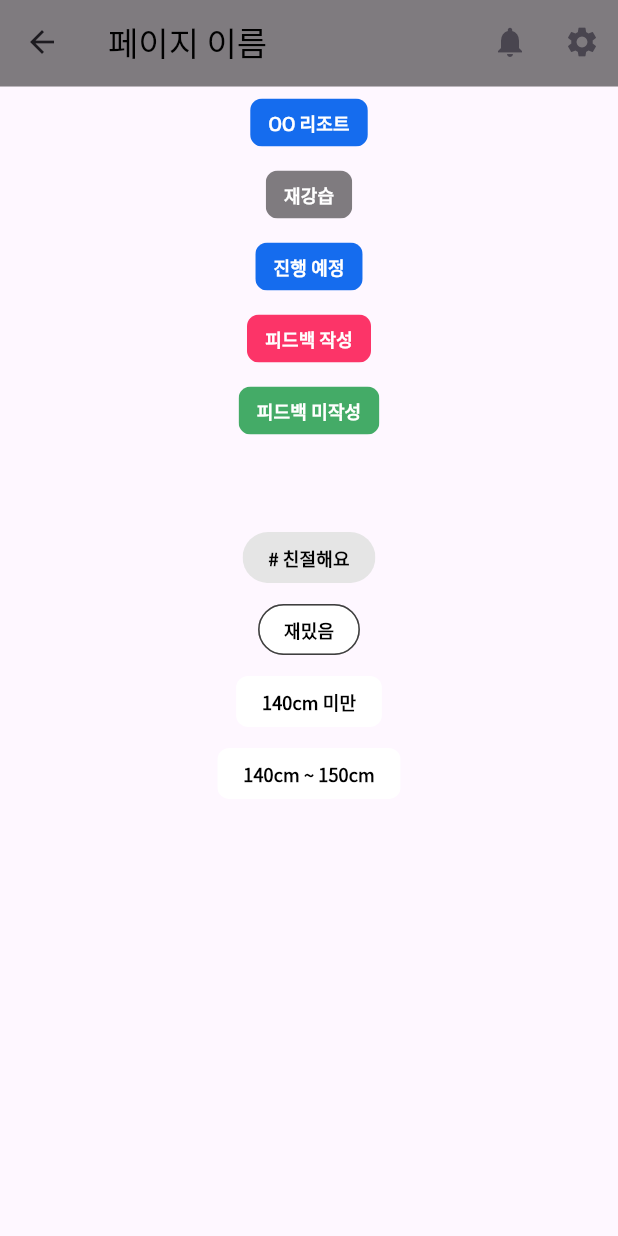
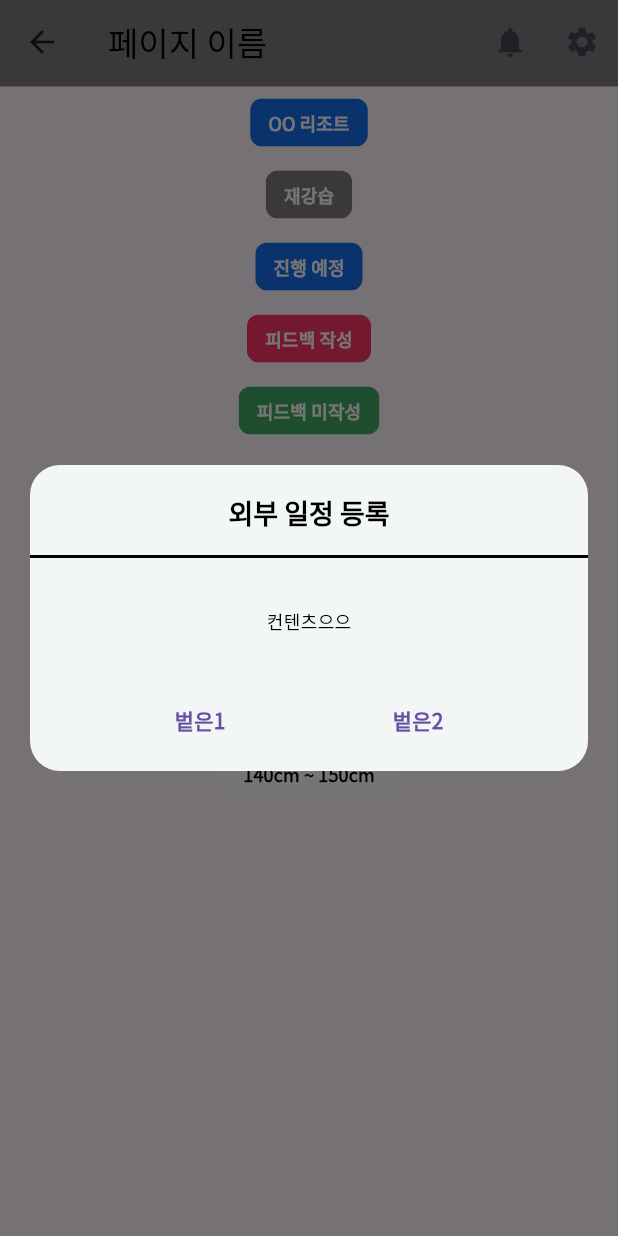
Before and after one commit to jason9865/go-ski, a Flutter app: the screen it shows after launch, after a tap on the "notifications" icon, on a phone screen of 412 x 824 dp. Run offline on Flutter 3.47's test engine with Material 3 defaults, Android fonts, the phone set to English and light mode, and no system bars; our stand-ins replace get, logger.

Commit message:
:sparkles: Feat : feat modal

```diff
--- a/goski_instructor/lib/ui/component/custom_modal.dart
+++ b/goski_instructor/lib/ui/component/custom_modal.dart
@@ -0,0 +1,72 @@
+import 'package:flutter/material.dart';
+import 'package:goski_instructor/const/color.dart';
+
+class CustomModal extends StatelessWidget {
+  final String title;
+  final Widget content;
+  final VoidCallback onConfirm;
+
+  const CustomModal({
+    super.key,
+    required this.title,
+    required this.content,
+    required this.onConfirm,
+  });
+
+  @override
+  Widget build(BuildContext context) {
+    return AlertDialog(
+      shape: RoundedRectangleBorder(
+        borderRadius: BorderRadius.circular(20.0),
+      ),
+      // contentPadding: const EdgeInsets.all(5.0),
+      insetPadding: const EdgeInsets.all(20.0),
+      titlePadding: const EdgeInsets.symmetric(vertical: 10.0),
+      actionsPadding: const EdgeInsets.symmetric(vertical: 10.0),
+      backgroundColor: goskiBackground,
+      title: SizedBox(
+        child: Column(
+          children: [
+            Container(
+              padding: const EdgeInsets.symmetric(vertical: 10.0),
+              child: Text(
+                title,
+                style: Theme.of(context).textTheme.headlineMedium,
+                textAlign: TextAlign.center,
+              ),
+            ),
+            const Divider(
+              color: goskiBlack,
+              thickness: 2,
+            ),
+          ],
+        ),
+      ),
+      // titlePadding: const EdgeInsets.all(20),
+      content: SizedBox(
+        width: MediaQuery.of(context).size.width,
+        child: Column(
+          mainAxisSize: MainAxisSize.min,
+          children: [
+            content,
+          ],
+        ),
+      ),
+      actions: <Widget>[
+        Row(
+          mainAxisAlignment: MainAxisAlignment.spaceEvenly,
+          children: [
+            TextButton(
+              onPressed: onConfirm,
+              child: const Text('벝은1'),
+            ),
+            TextButton(
+              onPressed: onConfirm,
+              child: const Text('벝은2'),
+            ),
+          ],
+        ),
+      ],
+    );
+  }
+}
--- a/goski_instructor/lib/ui/component/header_right_icons.dart
+++ b/goski_instructor/lib/ui/component/header_right_icons.dart
@@ -1,13 +1,25 @@
 import 'package:flutter/material.dart';
+import 'package:goski_instructor/ui/component/custom_modal.dart';
 
-Widget HeaderRightIcons() {
+Widget headerRightIcons(BuildContext context) {
   return Row(
     mainAxisSize: MainAxisSize.min,
     children: [
       IconButton(
         icon: const Icon(Icons.notifications),
+        // onPressed: () {
+        //   // 알림 로직
+        // },
         onPressed: () {
-          // 알림 로직
+          // 설정 페이지로 이동하는 대신 모달을 표시
+          showDialog(
+            context: context,
+            builder: (BuildContext context) => CustomModal(
+              title: "외부 일정 등록",
+              content: const Text("컨텐츠으으"),
+              onConfirm: () => Navigator.of(context).pop(),
+            ),
+          );
         },
       ),
       IconButton(
--- a/goski_instructor/lib/ui/component/main_header.dart
+++ b/goski_instructor/lib/ui/component/main_header.dart
@@ -17,7 +17,7 @@ class MainHeader extends StatelessWidget implements PreferredSizeWidget {
         child: Image.asset('assets/images/logo.png'),
       ),
       actions: [
-        HeaderRightIcons(),
+        headerRightIcons(context),
       ],
     );
   }
--- a/goski_instructor/lib/ui/component/sub_header.dart
+++ b/goski_instructor/lib/ui/component/sub_header.dart
@@ -21,7 +21,7 @@ class SubHeader extends StatelessWidget implements PreferredSizeWidget {
       title: Text(title, style: Theme.of(context).textTheme.displayMedium),
       centerTitle: false,
       actions: [
-        HeaderRightIcons(),
+        headerRightIcons(context),
       ],
     );
   }
```
